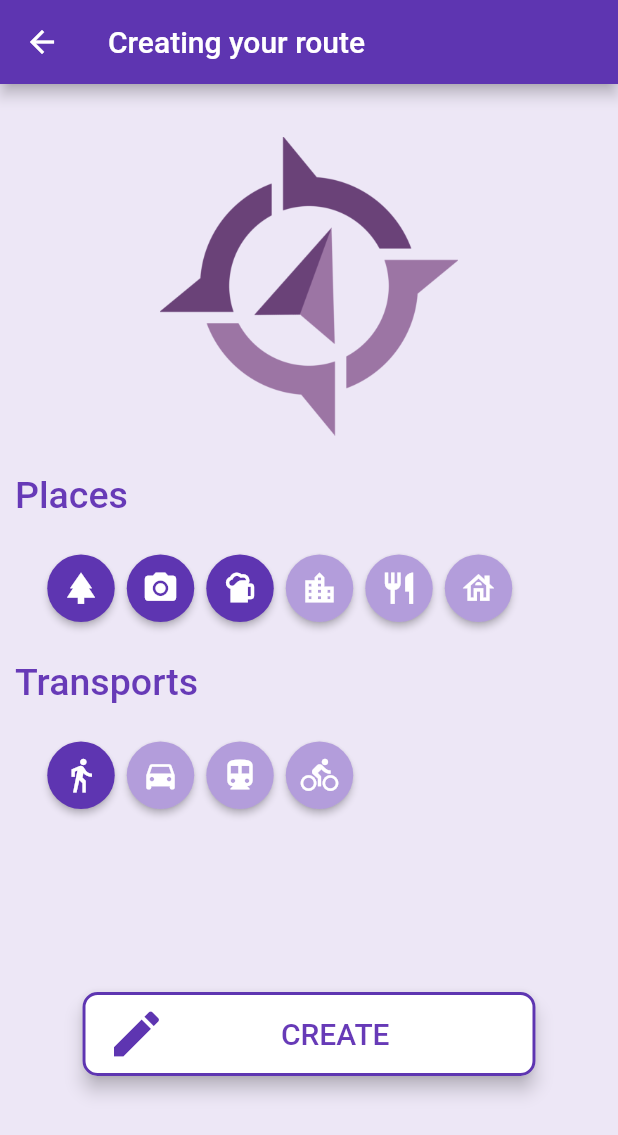
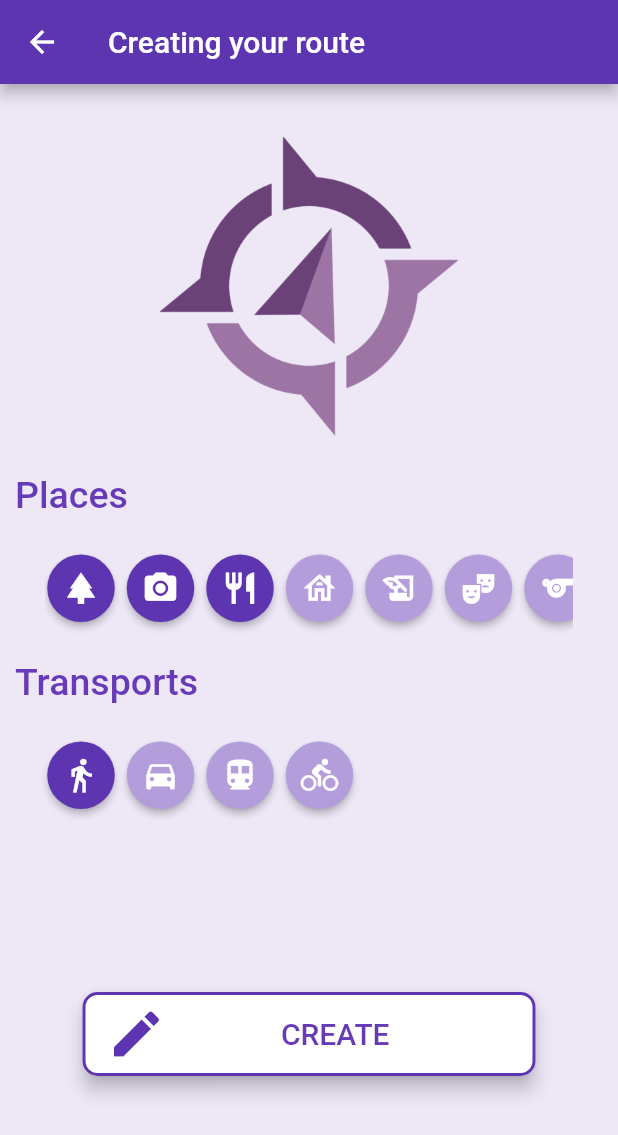
Before and after one commit to markettes/AdvenTour, a Flutter app: the CreatingRoutePage screen opened by its route, after a tap on "NEXT", on a phone screen of 412 x 824 dp. Shown: the top 1135 px of the screen. Run offline on Flutter 3.47's test engine with Material 2 defaults, Android fonts, the phone set to English and light mode, and no system bars; our stand-ins replace carousel_slider, cloud_firestore, firebase_auth, firebase_core, geolocator, google_maps_flutter and 2 more; missing offline and left inert: google_maps_webservice; accounts and stored records are empty.

Commit message:
Ahora si que está acabado

```diff
--- a/Adventour/lib/models/Place.dart
+++ b/Adventour/lib/models/Place.dart
@@ -9,28 +9,46 @@
 //SHORT
 const BAR = "bar"; //30
 const CAFE = "cafe"; //30
-const CHURCH = "church"; // + 30
-const CITY_HALL = "city_hall"; //20
+const CHURCH = ["church", "mosque", "synagogue", "hindu_temple"]; // + 30
+const CITY_HALL = ["city_hall", "courthouse"]; //20
 const COURTHOUSE = "courthouse"; //20
-const LIBRARY = "library"; // 30
+const LIBRARY = ["library", "university"]; // 30
 const MOSQUE = "mosque"; // + 30
-const MOVIE_THEATER = "movie_theater"; // 30
-const PARK = "park"; // + 20
-const STADIUM = "stadium"; // 20
+const MOVIE_THEATER = ["movie_theater"]; // 30
+const PARK = ["park"]; // + 20
+const STADIUM = ["stadium"]; // 20
 const SYNAGOGUE = "synagogue"; // + 30
-const TOURIST_ATTRACTION = "tourist_attraction"; // + 30
+const TOURIST_ATTRACTION = ["tourist_attraction"]; // + 30
 const UNIVERSITY = "university"; // 20
 //LARGE
-const ART_GALLERY = "art_gallery"; // 45
+const ART_GALLERY = ["art_gallery", "museum"]; // 45
 const HINDU_TEMPLE = "hindu_temple"; // + 40
 const MUSEUM = "museum"; // + 45
-const NIGHT_CLUB = "night_club"; // + 60
-const RESTAURANT = "restaurant"; // 60
-const SHOPPING_MALL = "shopping_mall"; // 60
+const NIGHT_CLUB = ["night_club"]; // + 60
+const RESTAURANT = ["restaurant", "cafe", "bar"]; // 60
+const SHOPPING_MALL = ["shopping_mall"]; // 60
 
-List<String> places = [CHURCH,BAR,RESTAURANT,PARK,CITY_HALL,TOURIST_ATTRACTION];
-
-
+List<List> places = [
+  RESTAURANT,
+  //BAR,
+  //CAFE,
+  CITY_HALL,
+  //COURTHOUSE,
+  CHURCH,
+  //MOSQUE,
+  //SYNAGOGUE,
+  //HINDU_TEMPLE,
+  MOVIE_THEATER,
+  PARK,
+  STADIUM,
+  TOURIST_ATTRACTION,
+  LIBRARY,
+  //UNIVERSITY,
+  ART_GALLERY,
+  //MUSEUM,
+  NIGHT_CLUB,
+  SHOPPING_MALL
+];
 
 class Place {
   bool _detailed;
@@ -50,7 +68,7 @@
   List<String> _types;
   num _userRatingsTotal;
 
-  Place(latitude, longitude,name,id) {
+  Place(latitude, longitude, name, id) {
     _latitude = latitude;
     _longitude = longitude;
     _name = name;
@@ -76,7 +94,7 @@
     _longitude = result.geometry.location.lng;
     _types = result.types;
     _rating = result.rating;
-    _userRatingsTotal =result.userRatingsTotal;
+    _userRatingsTotal = result.userRatingsTotal;
   }
 
   Place.fromDetails(PlaceDetails details) {
--- a/Adventour/lib/pages/custom_route_page.dart
+++ b/Adventour/lib/pages/custom_route_page.dart
@@ -13,7 +13,7 @@
 class _CustomRoutePageState extends State<CustomRoutePage> {
   bool _shortRoute = true;
   List<String> _transports = [WALK];
-  List<String> _places = [PARK, TOURIST_ATTRACTION, BAR];
+  var _places = [PARK, TOURIST_ATTRACTION, RESTAURANT];
 
   @override
   void initState() {
@@ -66,7 +66,7 @@
                                       _places.contains(places[index]);
                                   return CircleIconButton(
                                       activated: activated,
-                                      type: places[index],
+                                      type: places[index][0],
                                       onPressed: () {
                                         if (activated) {
                                           if (_places.length > 3)
@@ -253,11 +253,13 @@
                     PrimaryButton(
                       text: 'CREATE',
                       onPressed: () => Navigator.pushNamed(
-                          context, '/routePage', arguments: {
-                        'placeId': placeId,
-                        'placeTypes': _places,
-                        'transports': _transports
-                      }),
+                          context, '/routePage',
+                          arguments: {
+                            'placeId': placeId, //aplanar
+                            'placeTypes':
+                                _places.expand((element) => element).toList(),
+                            'transports': _transports
+                          }),
                       icon: Icons.edit,
                       style: ButtonType.Normal,
                     ),
@@ -270,7 +272,7 @@
   }
 
   void sortPlaceTypes() {
-    List<String> sorted = [];
+    List<List<String>> sorted = [];
     sorted.addAll(_places);
     for (var placeType in places) {
       if (!sorted.contains(placeType)) sorted.add(placeType);
--- a/Adventour/lib/widgets/circle_icon_button.dart
+++ b/Adventour/lib/widgets/circle_icon_button.dart
@@ -48,18 +48,36 @@
         return Icons.directions_bike;
       case PUBLIC:
         return Icons.directions_subway;
-      case PARK:
+      case "park":
         return Icons.park;
-      case CHURCH:
-        return Icons.location_city;
-      case RESTAURANT:
+      case "church":
+        return Icons.history_edu;
+      case "restaurant":
         return Icons.restaurant;
-      case CITY_HALL:
+      case "city_hall":
         return Icons.house_outlined;
       case BAR:
         return Icons.sports_bar;
-      case TOURIST_ATTRACTION:
+      case "tourist_attraction":
         return Icons.camera_alt;
+      case CAFE:
+        return Icons.local_cafe;
+      case COURTHOUSE:
+        return Icons.gavel;
+      case "library":
+        return Icons.local_library;
+      case MOSQUE:
+        return Icons.location_city;
+      case "movie_theater":
+        return Icons.theater_comedy;
+      case "stadium":
+        return Icons.sports;
+      case "art_gallery":
+        return Icons.museum;
+      case "night_club":
+        return Icons.nightlife;
+      case "shopping_mall":
+        return Icons.local_mall;
       default:
         throw Exception('Icon not available');
     }
```
